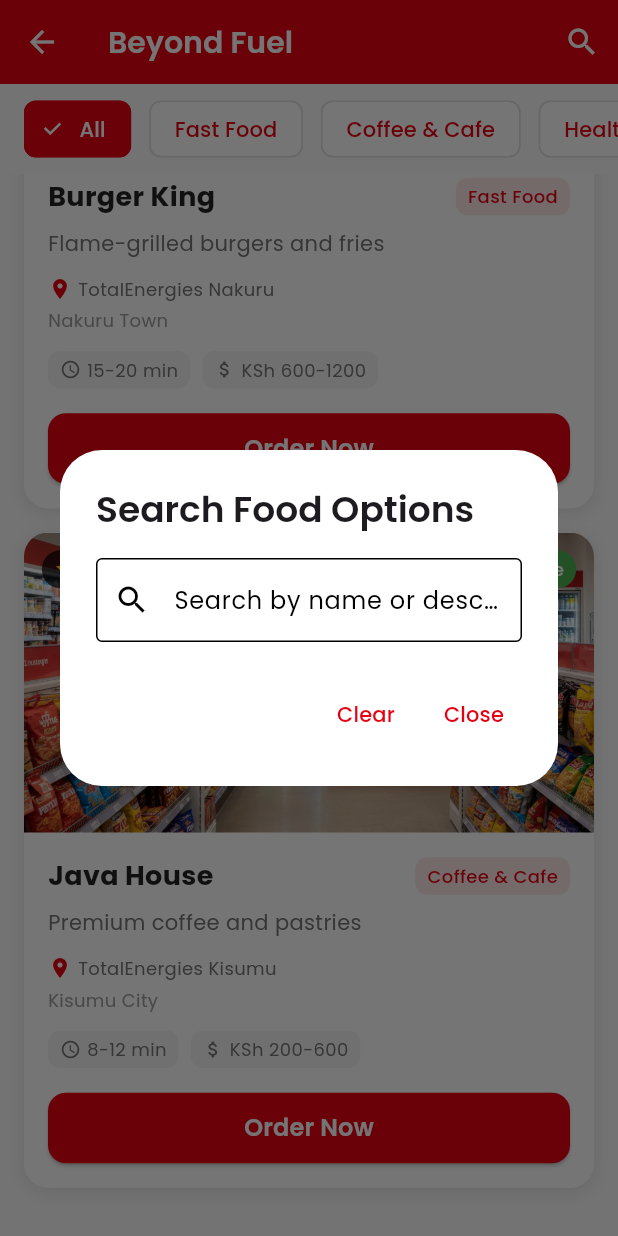
After one commit to boazomare1/totalenergies-app, a Flutter app: the BeyondFuelScreen screen opened directly, scrolled down 2042 dp, after a tap on the "search" icon, on a phone screen of 412 x 824 dp. The commit adds this screen. Run offline on Flutter 3.47's test engine with Material 3 defaults, Android fonts, the phone set to English and light mode, and no system bars; our stand-ins replace google_fonts, shared_preferences; accounts and stored records are empty; generated files the repository leaves out were written again.

Commit message:
Add Beyond Fuel feature for food and dining
- Created BeyondFuelScreen with comprehensive food options:
  - KFC, Mugg & Bean, Subway, Pizza Inn, Burger King, Java House
  - Category filtering (Fast Food, Coffee & Cafe, Healthy, Italian)
  - Search functionality
  - Station location and availability info
  - Rating, delivery time, and price range display
- Added Beyond Fuel quick action button to home screen
- Updated carousel banners:
  - Enjoy Store → BeyondFuelScreen (food options)
  - KFC → BeyondFuelScreen (food options)
- Added translations for Beyond Fuel in all languages:
  - English: Beyond Fuel / Food & Dining at our stations
  - Swahili: Zaidi ya Mafuta / Chakula na Mapumziko katika vituo vyetu
  - French: Au-delà du Carburant / Nourriture et Restauration dans nos stations
  - Arabic: أكثر من الوقود / الطعام والمطاعم في محطاتنا
- All food-related CTAs now properly navigate to BeyondFuelScreen

```diff
--- a/lib/l10n/app_ar.arb
+++ b/lib/l10n/app_ar.arb
@@ -11,6 +11,8 @@
   "myOrders": "طلباتي",
   "anticounterfeit": "مكافحة التزييف",
   "myCard": "بطاقتي",
+  "beyondFuel": "أكثر من الوقود",
+  "beyondFuelSubtitle": "الطعام والمطاعم في محطاتنا",
   "stationFinder": "البحث عن المحطة",
   "payAtStation": "الدفع في المحطة",
   "quartzOil": "زيت كوارتز",
--- a/lib/l10n/app_en.arb
+++ b/lib/l10n/app_en.arb
@@ -37,6 +37,14 @@
   "myCard": "My Card",
   "@myCard": {
     "description": "My Card tab label"
+  },
+  "beyondFuel": "Beyond Fuel",
+  "@beyondFuel": {
+    "description": "Beyond Fuel service for food and dining"
+  },
+  "beyondFuelSubtitle": "Food & Dining at our stations",
+  "@beyondFuelSubtitle": {
+    "description": "Beyond Fuel service subtitle"
   },
   "stationFinder": "Station Finder",
   "@stationFinder": {
--- a/lib/l10n/app_fr.arb
+++ b/lib/l10n/app_fr.arb
@@ -11,6 +11,8 @@
   "myOrders": "Mes Commandes",
   "anticounterfeit": "Anti-contrefaçon",
   "myCard": "Ma Carte",
+  "beyondFuel": "Au-delà du Carburant",
+  "beyondFuelSubtitle": "Nourriture et Restauration dans nos stations",
   "stationFinder": "Trouver une Station",
   "payAtStation": "Payer à la Station",
   "quartzOil": "Huile Quartz",
--- a/lib/l10n/app_sw.arb
+++ b/lib/l10n/app_sw.arb
@@ -11,6 +11,8 @@
   "myOrders": "Maagizo Yangu",
   "anticounterfeit": "Kuzuia Uongo",
   "myCard": "Kadi Yangu",
+  "beyondFuel": "Zaidi ya Mafuta",
+  "beyondFuelSubtitle": "Chakula na Mapumziko katika vituo vyetu",
   "stationFinder": "Kipata Kituo",
   "payAtStation": "Lipa Kituoni",
   "quartzOil": "Mafuta ya Quartz",
--- /dev/null
+++ b/lib/screens/beyond_fuel_screen.dart
@@ -0,0 +1,489 @@
+import 'package:flutter/material.dart';
+import 'package:google_fonts/google_fonts.dart';
+import 'package:flutter_gen/gen_l10n/app_localizations.dart';
+
+class BeyondFuelScreen extends StatefulWidget {
+  const BeyondFuelScreen({Key? key}) : super(key: key);
+
+  @override
+  State<BeyondFuelScreen> createState() => _BeyondFuelScreenState();
+}
+
+class _BeyondFuelScreenState extends State<BeyondFuelScreen> {
+  String _selectedCategory = 'All';
+  String _searchQuery = '';
+
+  final List<Map<String, dynamic>> _foodOptions = [
+    {
+      'id': 'KFC-001',
+      'name': 'KFC',
+      'description': 'Famous fried chicken and sides',
+      'category': 'Fast Food',
+      'image': 'assets/images/banner_kfc_bg.png',
+      'rating': 4.5,
+      'deliveryTime': '15-20 min',
+      'priceRange': 'KSh 500-1500',
+      'isAvailable': true,
+      'station': 'TotalEnergies Westlands',
+      'address': 'Westlands, Nairobi',
+    },
+    {
+      'id': 'MUGG-001',
+      'name': 'Mugg & Bean',
+      'description': 'Coffee, breakfast, and light meals',
+      'category': 'Coffee & Cafe',
+      'image': 'assets/images/banner_enjoy_bg.png',
+      'rating': 4.3,
+      'deliveryTime': '10-15 min',
+      'priceRange': 'KSh 300-800',
+      'isAvailable': true,
+      'station': 'TotalEnergies Karen',
+      'address': 'Karen, Nairobi',
+    },
+    {
+      'id': 'SUBWAY-001',
+      'name': 'Subway',
+      'description': 'Fresh sandwiches and salads',
+      'category': 'Healthy',
+      'image': 'assets/images/banner_enjoy_bg.png',
+      'rating': 4.2,
+      'deliveryTime': '12-18 min',
+      'priceRange': 'KSh 400-900',
+      'isAvailable': true,
+      'station': 'TotalEnergies Thika Road',
+      'address': 'Thika Road, Nairobi',
+    },
+    {
+      'id': 'PIZZA-001',
+      'name': 'Pizza Inn',
+      'description': 'Fresh pizza and Italian cuisine',
+      'category': 'Italian',
+      'image': 'assets/images/banner_enjoy_bg.png',
+      'rating': 4.4,
+      'deliveryTime': '20-25 min',
+      'priceRange': 'KSh 800-2000',
+      'isAvailable': true,
+      'station': 'TotalEnergies Mombasa Road',
+      'address': 'Mombasa Road, Nairobi',
+    },
+    {
+      'id': 'BURGER-001',
+      'name': 'Burger King',
+      'description': 'Flame-grilled burgers and fries',
+      'category': 'Fast Food',
+      'image': 'assets/images/banner_enjoy_bg.png',
+      'rating': 4.1,
+      'deliveryTime': '15-20 min',
+      'priceRange': 'KSh 600-1200',
+      'isAvailable': true,
+      'station': 'TotalEnergies Nakuru',
+      'address': 'Nakuru Town',
+    },
+    {
+      'id': 'COFFEE-001',
+      'name': 'Java House',
+      'description': 'Premium coffee and pastries',
+      'category': 'Coffee & Cafe',
+      'image': 'assets/images/banner_enjoy_bg.png',
+      'rating': 4.6,
+      'deliveryTime': '8-12 min',
+      'priceRange': 'KSh 200-600',
+      'isAvailable': true,
+      'station': 'TotalEnergies Kisumu',
+      'address': 'Kisumu City',
+    },
+  ];
+
+  final List<String> _categories = ['All', 'Fast Food', 'Coffee & Cafe', 'Healthy', 'Italian'];
+
+  @override
+  Widget build(BuildContext context) {
+    final filteredOptions = _foodOptions.where((option) {
+      final matchesCategory = _selectedCategory == 'All' || option['category'] == _selectedCategory;
+      final matchesSearch = option['name'].toLowerCase().contains(_searchQuery.toLowerCase()) ||
+                           option['description'].toLowerCase().contains(_searchQuery.toLowerCase());
+      return matchesCategory && matchesSearch;
+    }).toList();
+
+    return Scaffold(
+      backgroundColor: Colors.grey[50],
+      appBar: AppBar(
+        title: Text(
+          AppLocalizations.of(context)!.beyondFuel,
+          style: GoogleFonts.poppins(
+            fontSize: 20,
+            fontWeight: FontWeight.w600,
+            color: Colors.white,
+          ),
+        ),
+        backgroundColor: const Color(0xFFE60012),
+        elevation: 0,
+        actions: [
+          IconButton(
+            icon: const Icon(Icons.search, color: Colors.white),
+            onPressed: _showSearchDialog,
+          ),
+        ],
+      ),
+      body: Column(
+        children: [
+          // Category Filter
+          Container(
+            height: 60,
+            padding: const EdgeInsets.symmetric(vertical: 8),
+            child: ListView.builder(
+              scrollDirection: Axis.horizontal,
+              padding: const EdgeInsets.symmetric(horizontal: 16),
+              itemCount: _categories.length,
+              itemBuilder: (context, index) {
+                final category = _categories[index];
+                final isSelected = _selectedCategory == category;
+                return Padding(
+                  padding: const EdgeInsets.only(right: 12),
+                  child: FilterChip(
+                    label: Text(
+                      category,
+                      style: GoogleFonts.poppins(
+                        color: isSelected ? Colors.white : const Color(0xFFE60012),
+                        fontWeight: FontWeight.w500,
+                      ),
+                    ),
+                    selected: isSelected,
+                    onSelected: (selected) {
+                      setState(() {
+                        _selectedCategory = category;
+                      });
+                    },
+                    backgroundColor: Colors.white,
+                    selectedColor: const Color(0xFFE60012),
+                    checkmarkColor: Colors.white,
+                    side: BorderSide(
+                      color: isSelected ? const Color(0xFFE60012) : Colors.grey[300]!,
+                    ),
+                  ),
+                );
+              },
+            ),
+          ),
+          // Food Options List
+          Expanded(
+            child: ListView.builder(
+              padding: const EdgeInsets.all(16),
+              itemCount: filteredOptions.length,
+              itemBuilder: (context, index) {
+                final option = filteredOptions[index];
+                return _buildFoodOptionCard(option);
+              },
+            ),
+          ),
+        ],
+      ),
+    );
+  }
+
+  Widget _buildFoodOptionCard(Map<String, dynamic> option) {
+    return Container(
+      margin: const EdgeInsets.only(bottom: 16),
+      decoration: BoxDecoration(
+        color: Colors.white,
+        borderRadius: BorderRadius.circular(16),
+        boxShadow: [
+          BoxShadow(
+            color: Colors.black.withValues(alpha: 0.1),
+            blurRadius: 8,
+            offset: const Offset(0, 2),
+          ),
+        ],
+      ),
+      child: Column(
+        crossAxisAlignment: CrossAxisAlignment.start,
+        children: [
+          // Image and Status
+          Stack(
+            children: [
+              ClipRRect(
+                borderRadius: const BorderRadius.only(
+                  topLeft: Radius.circular(16),
+                  topRight: Radius.circular(16),
+                ),
+                child: Image.asset(
+                  option['image'] as String,
+                  height: 200,
+                  width: double.infinity,
+                  fit: BoxFit.cover,
+                  errorBuilder: (context, error, stackTrace) {
+                    return Container(
+                      height: 200,
+                      color: Colors.grey[300],
+                      child: const Icon(
+                        Icons.restaurant,
+                        color: Colors.grey,
+                        size: 50,
+                      ),
+                    );
+                  },
+                ),
+              ),
+              // Availability Badge
+              Positioned(
+                top: 12,
+                right: 12,
+                child: Container(
+                  padding: const EdgeInsets.symmetric(horizontal: 8, vertical: 4),
+                  decoration: BoxDecoration(
+                    color: option['isAvailable'] ? Colors.green : Colors.red,
+                    borderRadius: BorderRadius.circular(12),
+                  ),
+                  child: Text(
+                    option['isAvailable'] ? 'Available' : 'Closed',
+                    style: GoogleFonts.poppins(
+                      color: Colors.white,
+                      fontSize: 12,
+                      fontWeight: FontWeight.w500,
+                    ),
+                  ),
+                ),
+              ),
+              // Rating Badge
+              Positioned(
+                top: 12,
+                left: 12,
+                child: Container(
+                  padding: const EdgeInsets.symmetric(horizontal: 8, vertical: 4),
+                  decoration: BoxDecoration(
+                    color: Colors.black.withValues(alpha: 0.7),
+                    borderRadius: BorderRadius.circular(12),
+                  ),
+                  child: Row(
+                    mainAxisSize: MainAxisSize.min,
+                    children: [
+                      const Icon(
+                        Icons.star,
+                        color: Colors.amber,
+                        size: 16,
+                      ),
+                      const SizedBox(width: 4),
+                      Text(
+                        option['rating'].toString(),
+                        style: GoogleFonts.poppins(
+                          color: Colors.white,
+                          fontSize: 12,
+                          fontWeight: FontWeight.w500,
+                        ),
+                      ),
+                    ],
+                  ),
+                ),
+              ),
+            ],
+          ),
+          // Content
+          Padding(
+            padding: const EdgeInsets.all(16),
+            child: Column(
+              crossAxisAlignment: CrossAxisAlignment.start,
+              children: [
+                // Name and Category
+                Row(
+                  mainAxisAlignment: MainAxisAlignment.spaceBetween,
+                  children: [
+                    Expanded(
+                      child: Text(
+                        option['name'] as String,
+                        style: GoogleFonts.poppins(
+                          fontSize: 18,
+                          fontWeight: FontWeight.bold,
+                          color: Colors.black87,
+                        ),
+                      ),
+                    ),
+                    Container(
+                      padding: const EdgeInsets.symmetric(horizontal: 8, vertical: 4),
+                      decoration: BoxDecoration(
+                        color: const Color(0xFFE60012).withValues(alpha: 0.1),
+                        borderRadius: BorderRadius.circular(8),
+                      ),
+                      child: Text(
+                        option['category'] as String,
+                        style: GoogleFonts.poppins(
+                          fontSize: 12,
+                          fontWeight: FontWeight.w500,
+                          color: const Color(0xFFE60012),
+                        ),
+                      ),
+                    ),
+                  ],
+                ),
+                const SizedBox(height: 8),
+                // Description
+                Text(
+                  option['description'] as String,
+                  style: GoogleFonts.poppins(
+                    fontSize: 14,
+                    color: Colors.grey[600],
+                  ),
+                ),
+                const SizedBox(height: 12),
+                // Station Info
+                Row(
+                  children: [
+                    const Icon(
+                      Icons.location_on,
+                      color: Color(0xFFE60012),
+                      size: 16,
+                    ),
+                    const SizedBox(width: 4),
+                    Expanded(
+                      child: Text(
+                        option['station'] as String,
+                        style: GoogleFonts.poppins(
+                          fontSize: 12,
+                          color: Colors.grey[600],
+                        ),
+                      ),
+                    ),
+                  ],
+                ),
+                const SizedBox(height: 4),
+                Text(
+                  option['address'] as String,
+                  style: GoogleFonts.poppins(
+                    fontSize: 12,
+                    color: Colors.grey[500],
+                  ),
+                ),
+                const SizedBox(height: 12),
+                // Details Row
+                Row(
+                  children: [
+                    _buildDetailChip(
+                      Icons.access_time,
+                      option['deliveryTime'] as String,
+                    ),
+                    const SizedBox(width: 8),
+                    _buildDetailChip(
+                      Icons.attach_money,
+                      option['priceRange'] as String,
+                    ),
+                  ],
+                ),
+                const SizedBox(height: 16),
+                // Action Button
+                SizedBox(
+                  width: double.infinity,
+                  child: ElevatedButton(
+                    onPressed: option['isAvailable'] ? () => _orderFood(option) : null,
+                    style: ElevatedButton.styleFrom(
+                      backgroundColor: const Color(0xFFE60012),
+                      foregroundColor: Colors.white,
+                      shape: RoundedRectangleBorder(
+                        borderRadius: BorderRadius.circular(12),
+                      ),
+                      padding: const EdgeInsets.symmetric(vertical: 12),
+                    ),
+                    child: Text(
+                      option['isAvailable'] ? 'Order Now' : 'Currently Closed',
+                      style: GoogleFonts.poppins(
+                        fontWeight: FontWeight.w600,
+                        fontSize: 16,
+                      ),
+                    ),
+                  ),
+                ),
+              ],
+            ),
+          ),
+        ],
+      ),
+    );
+  }
+
+  Widget _buildDetailChip(IconData icon, String text) {
+    return Container(
+      padding: const EdgeInsets.symmetric(horizontal: 8, vertical: 4),
+      decoration: BoxDecoration(
+        color: Colors.grey[100],
+        borderRadius: BorderRadius.circular(8),
+      ),
+      child: Row(
+        mainAxisSize: MainAxisSize.min,
+        children: [
+          Icon(
+            icon,
+            size: 14,
+            color: Colors.grey[600],
+          ),
+          const SizedBox(width: 4),
+          Text(
+            text,
+            style: GoogleFonts.poppins(
+              fontSize: 12,
+              color: Colors.grey[600],
+            ),
+          ),
+        ],
+      ),
+    );
+  }
+
+  void _showSearchDialog() {
+    showDialog(
+      context: context,
+      builder: (context) => AlertDialog(
+        title: Text(
+          'Search Food Options',
+          style: GoogleFonts.poppins(fontWeight: FontWeight.w600),
+        ),
+        content: TextField(
+          decoration: const InputDecoration(
+            hintText: 'Search by name or description...',
+            border: OutlineInputBorder(),
+            prefixIcon: Icon(Icons.search),
+          ),
+          onChanged: (value) {
+            setState(() {
+              _searchQuery = value;
+            });
+          },
+        ),
+        actions: [
+          TextButton(
+            onPressed: () {
+              setState(() {
+                _searchQuery = '';
+              });
+              Navigator.pop(context);
+            },
+            child: const Text('Clear'),
+          ),
+          TextButton(
+            onPressed: () => Navigator.pop(context),
+            child: const Text('Close'),
+          ),
+        ],
+      ),
+    );
+  }
+
+  void _orderFood(Map<String, dynamic> option) {
+    showDialog(
+      context: context,
+      builder: (context) => AlertDialog(
+        title: Text(
+          'Order from ${option['name']}',
+          style: GoogleFonts.poppins(fontWeight: FontWeight.w600),
+        ),
+        content: Text(
+          'This feature will be available soon! You can visit ${option['station']} to place your order.',
+          style: GoogleFonts.poppins(),
+        ),
+        actions: [
+          TextButton(
+            onPressed: () => Navigator.pop(context),
+            child: const Text('OK'),
+          ),
+        ],
+      ),
+    );
+  }
+}
--- a/lib/screens/home_screen.dart
+++ b/lib/screens/home_screen.dart
@@ -6,6 +6,7 @@ import 'offers_screen.dart';
 import 'gas_products_screen.dart';
 import 'pay_at_station_screen.dart';
 import 'quartz_oil_finder_screen.dart';
+import 'beyond_fuel_screen.dart';
 import 'settings_screen.dart';
 import 'notifications_screen.dart';
 import 'package:flutter_gen/gen_l10n/app_localizations.dart';
@@ -547,6 +548,16 @@ class _HomeScreenState extends State<HomeScreen> {
           ),
           const SizedBox(height: 12),
 
+          // Beyond Fuel Card
+          _buildServiceCard(
+            AppLocalizations.of(context)!.beyondFuel,
+            AppLocalizations.of(context)!.beyondFuelSubtitle,
+            Icons.restaurant,
+            Colors.purple,
+            () => _navigateToScreen(const BeyondFuelScreen()),
+          ),
+          const SizedBox(height: 12),
+
           // TotalEnergies Card
           _buildServiceCard(
             AppLocalizations.of(context)!.myCard,
@@ -634,10 +645,10 @@ class _HomeScreenState extends State<HomeScreen> {
         _navigateToScreen(const QuartzOilFinderScreen());
         break;
       case 1: // Enjoy Store
-        _navigateToScreen(const StationFinderScreen());
+        _navigateToScreen(const BeyondFuelScreen());
         break;
       case 2: // KFC
-        _navigateToScreen(const StationFinderScreen());
+        _navigateToScreen(const BeyondFuelScreen());
         break;
       case 3: // TotalEnergies Card
         _navigateToScreen(const CardScreen());
```
